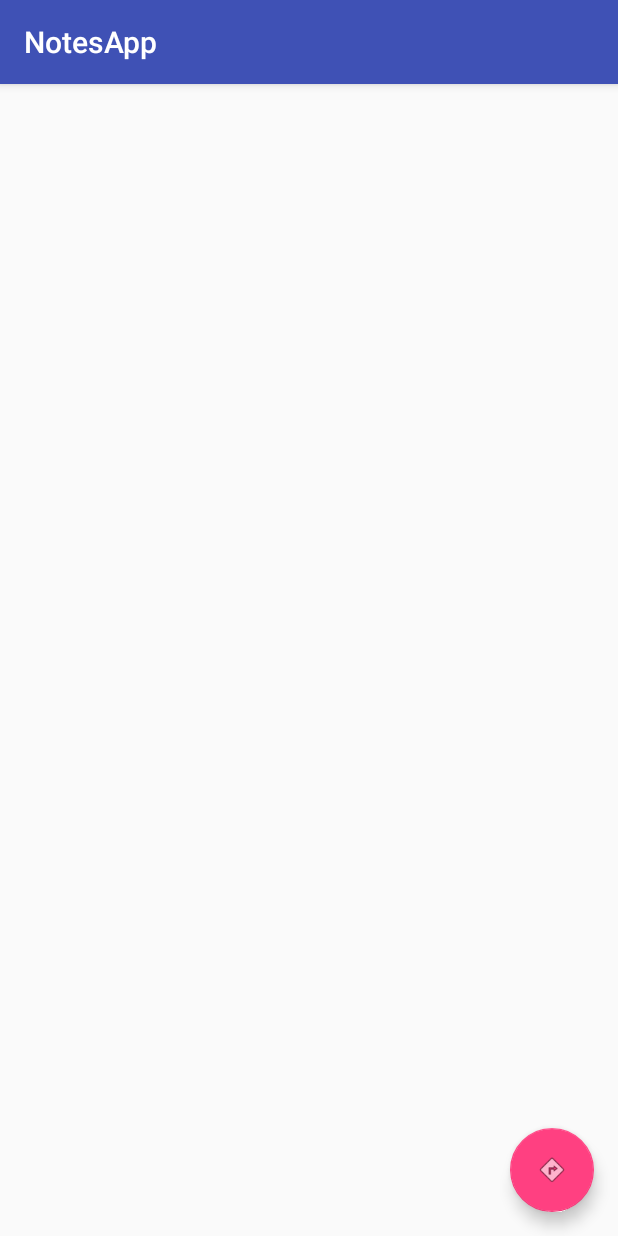
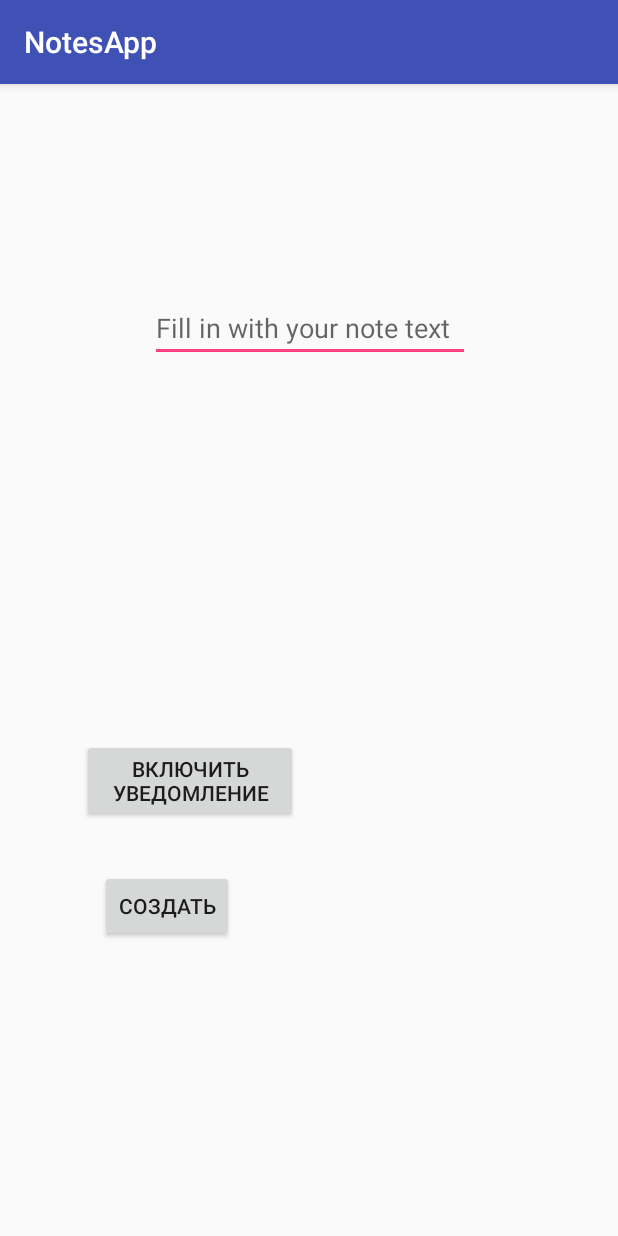
Before and after one commit to andrey244233/NotesApp, an Android app: the screen it shows after launch (MainActivity before the commit, AddNewNoteActivity after it), after a tap on an icon or button, on a phone screen of 412 x 824 dp. Run offline under Robolectric (Android 15) with nearby library versions, the phone set to English and light mode, and no system bars; our stand-ins replace ButterKnife; libraries missing offline, so code that uses them is left out: io.realm; 5 statements that could not run were skipped.

Commit message:
second commit

```diff
--- a/app/src/main/AndroidManifest.xml
+++ b/app/src/main/AndroidManifest.xml
@@ -10,13 +10,16 @@
         android:roundIcon="@mipmap/ic_launcher_round"
         android:supportsRtl="true"
         android:theme="@style/AppTheme">
-        <activity android:name=".MainActivity">
+        <activity
+            android:name=".MainActivityPackage.MainActivity"
+            android:theme="@style/AppTheme">
             <intent-filter>
                 <action android:name="android.intent.action.MAIN" />
 
                 <category android:name="android.intent.category.LAUNCHER" />
             </intent-filter>
         </activity>
+        <activity android:name=".AddNewNotePackage.AddNewNoteActivity"></activity>
     </application>
 
 </manifest>
--- /dev/null
+++ b/app/src/main/java/com/example/admin/notesapp/AddNewNotePackage/AddNewNoteActivity.java
@@ -0,0 +1,163 @@
+package com.example.admin.notesapp.AddNewNotePackage;
+
+import android.app.DatePickerDialog;
+import android.app.Dialog;
+import android.app.TimePickerDialog;
+import android.content.DialogInterface;
+import android.content.Intent;
+import android.support.v7.app.AppCompatActivity;
+import android.os.Bundle;
+import android.util.Log;
+import android.view.View;
+import android.widget.Button;
+import android.widget.DatePicker;
+import android.widget.EditText;
+import android.widget.TextView;
+import android.widget.TimePicker;
+
+import com.example.admin.notesapp.R;
+import com.example.admin.notesapp.ReturnDataCallBack;
+
+
+import java.util.Calendar;
+import java.util.Date;
+
+import butterknife.BindView;
+import butterknife.ButterKnife;
+
+import static com.example.admin.notesapp.MainActivityPackage.MainActivityPresenter.NOTE_DATE;
+import static com.example.admin.notesapp.MainActivityPackage.MainActivityPresenter.NOTE_TEXT;
+
+public class AddNewNoteActivity extends AppCompatActivity implements ReturnDataCallBack {
+
+    @BindView(R.id.btn_set_notification)
+    Button btnSetNotification;
+    @BindView(R.id.btn_submit)
+    Button btnSubmit;
+    @BindView(R.id.ed_text)
+    EditText edText;
+    @BindView(R.id.tv_time_and_date)
+    TextView tvTimeDate;
+    Calendar calendar;
+    String text;
+    Date date = new Date();
+    Long time;
+    public static final int DATE_PICKER_DIALOG = 1;
+    public static final int TIME_PICKER_DIALOG = 2;
+
+    private int yearToSave;
+    private int monthToSave;
+    private int dayToSave;
+    private int hour;
+    private int minutes;
+    private Callback callback;
+
+    public interface Callback{
+        void callingBack(String s);
+    }
+
+//    int year;
+//    int month;
+//    int
+
+
+    protected void onCreate(Bundle savedInstanceState) {
+        super.onCreate(savedInstanceState);
+        setContentView(R.layout.activity_add_new_note);
+        ButterKnife.bind(this);
+        btnSetNotification.setOnClickListener(notificationOnclickListener);
+        btnSubmit.setOnClickListener(submmitOnClickListener);
+        calendar = Calendar.getInstance();
+
+        Intent intent = getIntent();
+        Log.v("tag", "get intent not null");
+        text = intent.getStringExtra(NOTE_TEXT);
+        Log.v("tag", "tetx" + text);
+        date = intent.getParcelableExtra(NOTE_DATE);
+        Log.v("tag", "date" + date);
+        tvTimeDate.setText((CharSequence) date);
+        edText.setText(text);
+
+    }
+
+    View.OnClickListener notificationOnclickListener = new View.OnClickListener() {
+        @Override
+        public void onClick(View v) {
+            setNotification();
+        }
+    };
+
+    View.OnClickListener submmitOnClickListener = new View.OnClickListener() {
+        @Override
+        public void onClick(View v) {
+            submit();
+        }
+    };
+
+    private void submit() {
+       // Date date = new Date(1, 1,1);
+    callback.callingBack(edText.getText().toString());
+    }
+
+    private void setNotification() {
+        showDialog(DATE_PICKER_DIALOG);
+    }
+
+
+    @Override
+    protected Dialog onCreateDialog(int id) {
+        switch (id) {
+            case DATE_PICKER_DIALOG:
+                DatePickerDialog datePickerDialog = new DatePickerDialog(AddNewNoteActivity.this, new DatePickerDialog.OnDateSetListener() {
+                    @Override
+                    public void onDateSet(DatePicker view, int year, int month, int dayOfMonth) {
+
+
+                    }
+                }, calendar.get(Calendar.YEAR), calendar.get(Calendar.MONTH), calendar.get(Calendar.DAY_OF_MONTH));
+                datePickerDialog.setButton(DialogInterface.BUTTON_POSITIVE, "ok", new DialogInterface.OnClickListener() {
+                    @Override
+                    public void onClick(DialogInterface dialog, int which) {
+                        showDialog(TIME_PICKER_DIALOG);
+                    }
+                });
+                datePickerDialog.setButton(DialogInterface.BUTTON_NEGATIVE, "cancel", new DialogInterface.OnClickListener() {
+                    @Override
+                    public void onClick(DialogInterface dialog, int which) {
+                        dismissDialog(DATE_PICKER_DIALOG);
+                        Log.v("tag", "negative button");
+                    }
+                });
+                return datePickerDialog;
+
+            case TIME_PICKER_DIALOG:
+                TimePickerDialog timePickerDialog = new TimePickerDialog(AddNewNoteActivity.this, new TimePickerDialog.OnTimeSetListener() {
+                    @Override
+                    public void onTimeSet(TimePicker view, int hourOfDay, int minute) {
+                        int time = hourOfDay;
+                        int minutes = minute;
+                    }
+                }, calendar.get(Calendar.HOUR_OF_DAY), calendar.get(Calendar.MINUTE), true);
+                timePickerDialog.setButton(DialogInterface.BUTTON_POSITIVE, "ok", new DialogInterface.OnClickListener() {
+                    @Override
+                    public void onClick(DialogInterface dialog, int which) {
+                        tvTimeDate.setText(time.toString() + minutes);
+                    }
+                });
+                timePickerDialog.setButton(DialogInterface.BUTTON_NEGATIVE, "cancel", new DialogInterface.OnClickListener() {
+                    @Override
+                    public void onClick(DialogInterface dialog, int which) {
+                        dismissDialog(TIME_PICKER_DIALOG);
+                        showDialog(DATE_PICKER_DIALOG);
+                    }
+                });
+                return timePickerDialog;
+        }
+        return super.onCreateDialog(id);
+    }
+
+    @Override
+    public void returnData() {
+
+    }
+}
--- a/app/src/main/java/com/example/admin/notesapp/ApplicationClassPackage/AppClass.java
+++ b/app/src/main/java/com/example/admin/notesapp/ApplicationClassPackage/AppClass.java
@@ -2,8 +2,12 @@ package com.example.admin.notesapp.ApplicationClassPackage;
 
 import android.app.Application;
 
+import com.example.admin.notesapp.Data.RealmDB;
+
 import io.realm.Realm;
 import io.realm.RealmConfiguration;
+
+import static com.example.admin.notesapp.Data.RealmDB.initRealmDBInstance;
 
 
 public class AppClass extends Application {
@@ -14,5 +18,6 @@ public class AppClass extends Application {
         Realm.init(getApplicationContext());
         RealmConfiguration config = new RealmConfiguration.Builder().build();
         Realm.setDefaultConfiguration(config);
+        initRealmDBInstance();
     }
 }
--- a/app/src/main/java/com/example/admin/notesapp/Data/RealmDB.java
+++ b/app/src/main/java/com/example/admin/notesapp/Data/RealmDB.java
@@ -12,45 +12,96 @@ import io.realm.RealmQuery;
 import io.realm.RealmResults;
 
 public class RealmDB {
-    public static int number =0;
+
+    private static RealmDB realmDBInstance;
+    public static int number = 0;
     Realm realm = Realm.getDefaultInstance();
     Calendar calendar = Calendar.getInstance();
 
-    private static final RealmDB ourInstance = new RealmDB();
-
-    public static RealmDB getInstance() {
-        return ourInstance;
+    public static RealmDB getRealmDBInstance(){
+        if (realmDBInstance == null){
+            return new RealmDB();
+        }
+        return realmDBInstance;
     }
 
-    private RealmDB() {
+    public static void initRealmDBInstance(){
+        if(realmDBInstance == null){
+            realmDBInstance = new RealmDB();
+        }
     }
+
+
+
+
+
+  //  private static final RealmDB ourInstance = new RealmDB();
+
+//    public static RealmDB getInstance() {
+//        return ourInstance;
+//    }
+//
+//    private RealmDB() {
+//    }
 
     public void addNewNote() {
         realm.executeTransactionAsync(new Realm.Transaction() {
             @Override
             public void execute(Realm realm) {
-                Note note = realm.createObject(Note.class); //, UUID.randomUUID());
+//                Note note = realm.createObject(Note.class);
+//                note.setText("text " + number++ );
+//                note.setNotification(true);
+//                note.setNotificationTime(calendar.getTime());
+
+                Note note = realm.createObject(Note.class, UUID.randomUUID().toString());
                 note.setText("text " + number++ );
                 note.setNotification(true);
-                note.setNotificationTime(calendar.getTime());
+                note.setNotificationTime(calendar.getTime());;
 
+
+//
+//                realm.beginTransaction();
+//                UserRealm userRealm = realm.createObject(UserRealm.class);
+//                userRealm.setToken("some_token");
+//                realm.commitTransaction();
+//                realm.close();
             }
         });
 
     }
 
     public void editNote(int adapterPosition) {
+//        // Asynchronously update objects on a background thread
+//        realm.executeTransactionAsync(new Realm.Transaction() {
+//            @Override
+//            public void execute(Realm bgRealm) {
+//                Dog dog = bgRealm.where(Dog.class).equalTo("age", 1).findFirst();
+//                dog.setAge(3);
+//            }
+//        }, new Realm.Transaction.OnSuccess() {
+//            @Override
+//            public void onSuccess() {
+//                // Original queries and Realm objects are automatically updated.
+//                puppies.size(); // => 0 because there are no more puppies younger than 2 years old
+//                managedDog.getAge();   // => 3 the dogs age is updated
+//            }
+//        });
     }
 
-    public void deleteNote(final int adapterPosition) {
+    public void deleteNote(final String id) {
         Log.v("tag", "delet method");
-        realm.executeTransaction(new Realm.Transaction() {
+        realm.executeTransactionAsync(new Realm.Transaction() {
             @Override
             public void execute(Realm realm) {
-                final RealmResults<Note> results = realm.where(Note.class).findAll();
+//                final RealmResults<Note> results = realm.where(Note.class).findAll();
+//
+//                Note note = results.get(adapterPosition);
+//                note.deleteFromRealm();
 
-                Note note = results.get(adapterPosition);
+                Note note = realm.where(Note.class).equalTo("id", id).findFirst();// bgRealm.where(Dog.class).equalTo("age", 1).findFirst();
                 note.deleteFromRealm();
+                Log.v("tag", "id =" + id);
+
 
 //                RealmResults<Note> note2 = realm.where(Note.class)
 //                        .equalTo("id", adapterPosition)
--- a/app/src/main/java/com/example/admin/notesapp/MainActivity.java
+++ b/app/src/main/java/com/example/admin/notesapp/MainActivityPackage/MainActivity.java
@@ -1,5 +1,6 @@
-package com.example.admin.notesapp;
+package com.example.admin.notesapp.MainActivityPackage;
 
+import android.content.Context;
 import android.support.design.widget.FloatingActionButton;
 import android.support.v7.app.AppCompatActivity;
 import android.os.Bundle;
@@ -20,6 +21,7 @@ import com.example.admin.notesapp.NoteAdapter;
 import com.example.admin.notesapp.R;
 
 import java.util.ArrayList;
+import java.util.Date;
 import java.util.List;
 
 import butterknife.BindView;
@@ -41,9 +43,9 @@ public class MainActivity extends AppCompatActivity implements NoteAdapter.ItemC
 
     @Override
     protected void onCreate(Bundle savedInstanceState) {
-        //   setTheme(R.style.splashScreenTheme);
+        //  setTheme(R.style.splashScreenTheme);
         super.onCreate(savedInstanceState);
-        //  setTheme(R.style.AppTheme);
+        //setTheme(R.style.AppTheme);
         setContentView(R.layout.activity_main);
         ButterKnife.bind(this);
 
@@ -62,6 +64,8 @@ public class MainActivity extends AppCompatActivity implements NoteAdapter.ItemC
         makeFloatActionButtonHideAndShow();
         fab.setOnClickListener(fabOnClickListener);
         registerForContextMenu(noteRecyclerView);
+
+        checkNotes();
         //ID = notes.size();
     }
 
@@ -92,12 +96,17 @@ public class MainActivity extends AppCompatActivity implements NoteAdapter.ItemC
     View.OnClickListener fabOnClickListener = new View.OnClickListener() {
         @Override
         public void onClick(View view) {
-            mainActivityPresenter.addNewNote();
+            mainActivityPresenter.addNewNote(MainActivity.this);
             mainActivityPresenter.getNotesFromRealm();
-            noteAdapter.setData(notes);
-            for(int i = 0; i< notes.size(); i++){
-              // Log.v("tag", "note id =" + notes.get(i).getId() ) ;
-            }
+
+
+            noteAdapter.swap(notes);
+            noteRecyclerView.setAdapter(noteAdapter);
+//
+//
+//            noteRecyclerView.setData();
+//            noteRecyclerView.remove
+            checkNotes();
         }
     };
 
@@ -109,21 +118,31 @@ public class MainActivity extends AppCompatActivity implements NoteAdapter.ItemC
 
     @Override
     public boolean onContextItemSelected(MenuItem item) {
+        switch (item.getItemId()) {
 
-        switch (item.getItemId()) {
             case CONTEXT_MENU_EDIT:
-                mainActivityPresenter.editNoteById(adapterPosition);
+                Log.v("tag", "edit in contexte menu");
+                Note note = notes.get(adapterPosition);
+                String text = note.getText();
+                Log.v("tag", "text =" + text);
+                Date date = note.getNotificationTime();
+                mainActivityPresenter.editNoteById(MainActivity.this, text, date);
                 Log.v("tag", "item =" + adapterPosition);
                 break;
 
             case CONTEXT_MENU_DELETE:
-                Log.v("tag", "menu delete =" + adapterPosition);
-                mainActivityPresenter.deleteNoteById(adapterPosition);
-//
-//    mainActivityPresenter.getNotesFromRealm();
-//                noteAdapter.setData(notes);
-       noteAdapter.notifyItemRemoved(adapterPosition);
-                Log.v("tag", "item =" + adapterPosition);
+                Note note1 = notes.get(adapterPosition);
+                //Note note = notes.get(adapterPosition);
+                //String id = note.getId();
+//              int id = note.getId();
+                Log.v("tag", "item =" + adapterPosition + "id = " + note1.getId());
+                mainActivityPresenter.deleteNoteById(note1.getId());
+
+                mainActivityPresenter.getNotesFromRealm();
+                noteAdapter.swap(notes);
+
+                checkNotes();
+                //
                 break;
         }
 
@@ -135,4 +154,11 @@ public class MainActivity extends AppCompatActivity implements NoteAdapter.ItemC
     public void onContextItemClick(int adapterPosition) {
         this.adapterPosition = adapterPosition;
     }
+
+
+    private void checkNotes() {
+        for (Note n : notes) {
+            Log.v("tag", "Note name = " + n.getText() + "note Id =" + n.getId());
+        }
+    }
 }
--- a/app/src/main/java/com/example/admin/notesapp/MainActivityPackage/MainActivityInterface.java
+++ b/app/src/main/java/com/example/admin/notesapp/MainActivityPackage/MainActivityInterface.java
@@ -3,8 +3,10 @@ package com.example.admin.notesapp.MainActivityPackage;
 import com.example.admin.notesapp.Data.Note;
 
 import java.util.ArrayList;
+import java.util.Date;
 
 public interface MainActivityInterface {
 
     void returnNotesFromRealm(ArrayList<Note> notes);
+    //void returnData(String text, Date date);
 }
--- a/app/src/main/java/com/example/admin/notesapp/MainActivityPackage/MainActivityPresenter.java
+++ b/app/src/main/java/com/example/admin/notesapp/MainActivityPackage/MainActivityPresenter.java
@@ -1,18 +1,30 @@
 package com.example.admin.notesapp.MainActivityPackage;
 
 
+import android.content.Context;
+import android.content.Intent;
+import android.util.Log;
+
+import com.example.admin.notesapp.AddNewNotePackage.AddNewNoteActivity;
 import com.example.admin.notesapp.Data.Note;
 import com.example.admin.notesapp.Data.RealmDB;
+import com.example.admin.notesapp.ReturnDataCallBack;
 
 import java.util.ArrayList;
+import java.util.Date;
 
-public class MainActivityPresenter {
+import javax.security.auth.callback.Callback;
+
+public class MainActivityPresenter implements AddNewNoteActivity.Callback {
     MainActivityInterface mainActivityInterface;
     RealmDB realmDB;
+    public static final String NOTE_TEXT = "note text";
+    public static final String NOTE_DATE = "note text";
 
-    public MainActivityPresenter(MainActivityInterface mainActivityInterface){
-            this.mainActivityInterface = mainActivityInterface;
-            realmDB = RealmDB.getInstance();
+
+    public MainActivityPresenter(MainActivityInterface mainActivityInterface) {
+        this.mainActivityInterface = mainActivityInterface;
+        realmDB = RealmDB.getRealmDBInstance();
     }
 
     public void getNotesFromRealm() {
@@ -20,15 +32,32 @@ public class MainActivityPresenter {
         mainActivityInterface.returnNotesFromRealm(allNotes);
     }
 
-    public void addNewNote() {
+    public void addNewNote(Context context) {
+
+        context.startActivity(new Intent(context, AddNewNoteActivity.class));
         realmDB.addNewNote();
+        // getNotesFromRealm();
     }
 
-    public void editNoteById(int adapterPosition) {
-        realmDB.editNote(adapterPosition);
+    public void editNoteById(Context context, String text, Date date) {
+        Log.v("tag", "text in presenter =" + text + "date = " + date);
+        Intent intent = new Intent(context, AddNewNoteActivity.class);
+        intent.putExtra(NOTE_TEXT, text);
+        intent.putExtra(NOTE_DATE, date);
+        context.startActivity(intent);
+
+        // realmDB.editNote(adapterPosition);
     }
 
-    public void deleteNoteById(int adapterPosition) {
-        realmDB.deleteNote(adapterPosition);
+    public void deleteNoteById(String id) {
+        Log.v("tag", "id " + id);
+        realmDB.deleteNote(id);
+    }
+
+    @Override
+    public void callingBack(String s) {
+//        MainActivityInterface.returnData();
+        //if(int = 1 то апдейт)
+        //if(int = 0 то эдд нью)
     }
 }
--- a/app/src/main/java/com/example/admin/notesapp/NoteAdapter.java
+++ b/app/src/main/java/com/example/admin/notesapp/NoteAdapter.java
@@ -48,9 +48,6 @@ public class NoteAdapter extends RecyclerView.Adapter<NoteAdapter.NoteViewHolder
         this.contextMenuClickCallBack = contextManuClickCallBack;
     }
 
-
-
-
     @Override
     public NoteViewHolder onCreateViewHolder(ViewGroup parent, int viewType) {
         View view = LayoutInflater.from(parent.getContext()).inflate(R.layout.note_item, parent, false);
@@ -71,8 +68,19 @@ public class NoteAdapter extends RecyclerView.Adapter<NoteAdapter.NoteViewHolder
         return listNotes.size();
     }
 
-    public void setData(ArrayList<Note> listNotes) {
-        this.listNotes = listNotes;
+//    public void setData(ArrayList<Note> listNotes) {
+//        this.listNotes = listNotes;
+//        notifyDataSetChanged();
+//    }
+
+    public void swap(ArrayList<Note> notes)
+    {
+        if(notes == null || notes.size()==0)
+            return;
+        if (notes != null && notes.size()>0)
+            listNotes.clear();
+       // listNotes.addAll(notes);
+        listNotes = notes;
         notifyDataSetChanged();
     }
 
--- /dev/null
+++ b/app/src/main/java/com/example/admin/notesapp/ReturnDataCallBack.java
@@ -0,0 +1,6 @@
+package com.example.admin.notesapp;
+
+public interface ReturnDataCallBack {
+//    void setReturnDataCallback(ReturnDataCallBack returnDataCallback);
+    void returnData();
+}
--- /dev/null
+++ b/app/src/main/res/layout/activity_add_new_note.xml
@@ -0,0 +1,69 @@
+<?xml version="1.0" encoding="utf-8"?>
+<android.support.constraint.ConstraintLayout xmlns:android="http://schemas.android.com/apk/res/android"
+    xmlns:app="http://schemas.android.com/apk/res-auto"
+    xmlns:tools="http://schemas.android.com/tools"
+    android:layout_width="match_parent"
+    android:layout_height="match_parent"
+    tools:context="com.example.admin.notesapp.AddNewNotePackage.AddNewNoteActivity">
+
+    <EditText
+        android:id="@+id/ed_text"
+        android:layout_width="wrap_content"
+        android:layout_height="wrap_content"
+        android:layout_marginBottom="8dp"
+        android:layout_marginEnd="8dp"
+        android:layout_marginStart="8dp"
+        android:layout_marginTop="8dp"
+        android:ems="10"
+        android:hint="@string/hint_note_text"
+        android:inputType="textMultiLine"
+        android:maxLines="10"
+        app:layout_constraintBottom_toBottomOf="parent"
+        app:layout_constraintEnd_toEndOf="parent"
+        app:layout_constraintHorizontal_bias="0.503"
+        app:layout_constraintStart_toStartOf="parent"
+        app:layout_constraintTop_toTopOf="parent"
+        app:layout_constraintVertical_bias="0.187" />
+
+    <Button
+        android:id="@+id/btn_set_notification"
+        android:layout_width="wrap_content"
+        android:layout_height="wrap_content"
+        android:layout_marginBottom="276dp"
+        android:layout_marginEnd="8dp"
+        android:layout_marginStart="36dp"
+        android:layout_marginTop="32dp"
+        android:ems="9"
+        android:text="Включить уведомление"
+        app:layout_constraintBottom_toBottomOf="parent"
+        app:layout_constraintEnd_toStartOf="@+id/tv_time_and_date"
+        app:layout_constraintHorizontal_bias="0.115"
+        app:layout_constraintStart_toStartOf="parent"
+        app:layout_constraintTop_toBottomOf="@+id/editText"
+        app:layout_constraintVertical_bias="0.0" />
+
+    <Button
+        android:id="@+id/btn_submit"
+        android:layout_width="wrap_content"
+        android:layout_height="0dp"
+        android:layout_marginBottom="196dp"
+        android:layout_marginEnd="256dp"
+        android:layout_marginStart="36dp"
+        android:text="Создать"
+        app:layout_constraintBottom_toBottomOf="parent"
+        app:layout_constraintEnd_toEndOf="parent"
+        app:layout_constraintHorizontal_bias="1.0"
+        app:layout_constraintStart_toStartOf="parent" />
+
+    <TextView
+        android:id="@+id/tv_time_and_date"
+        android:layout_width="wrap_content"
+        android:layout_height="wrap_content"
+        android:layout_marginEnd="8dp"
+        android:layout_marginTop="56dp"
+        android:text="Время уведомления"
+        app:layout_constraintEnd_toEndOf="parent"
+        app:layout_constraintHorizontal_bias="0.789"
+        app:layout_constraintStart_toEndOf="@+id/btn_submit"
+        app:layout_constraintTop_toBottomOf="@+id/ed_text" />
+</android.support.constraint.ConstraintLayout>
--- a/app/src/main/res/values/strings.xml
+++ b/app/src/main/res/values/strings.xml
@@ -1,4 +1,5 @@
 <resources>
     <string name="app_name">NotesApp</string>
     <string name="switch_notification">Уведомление</string>
+    <string name="hint_note_text">Fill in with your note text</string>
 </resources>
```
Also changed, not shown: app/src/main/java/com/example/admin/notesapp/Data/Note.java (+8 -10 lines), app/src/main/res/values/styles.xml (+10 -0 lines).
